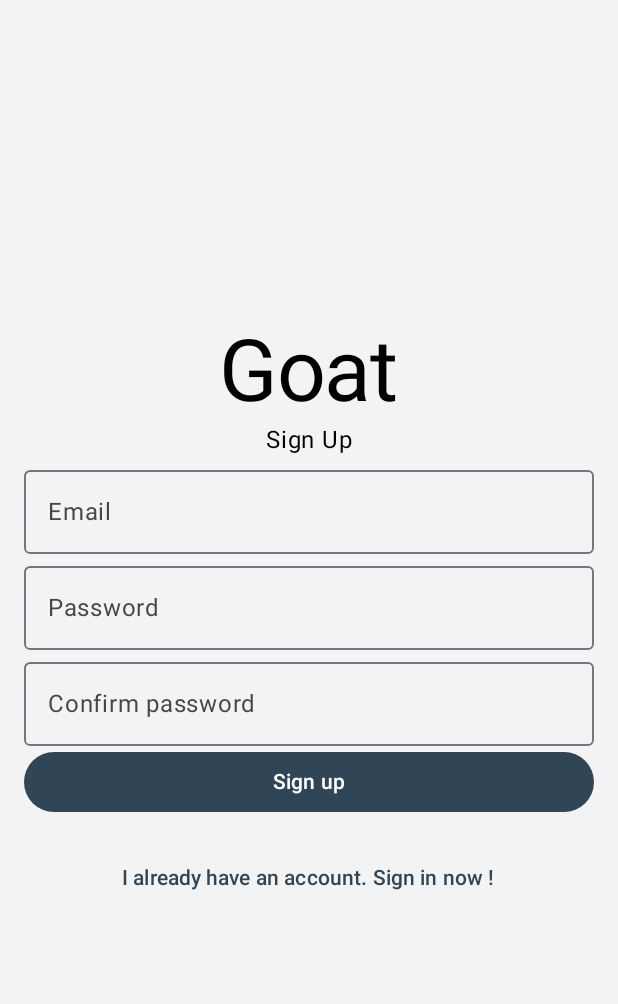
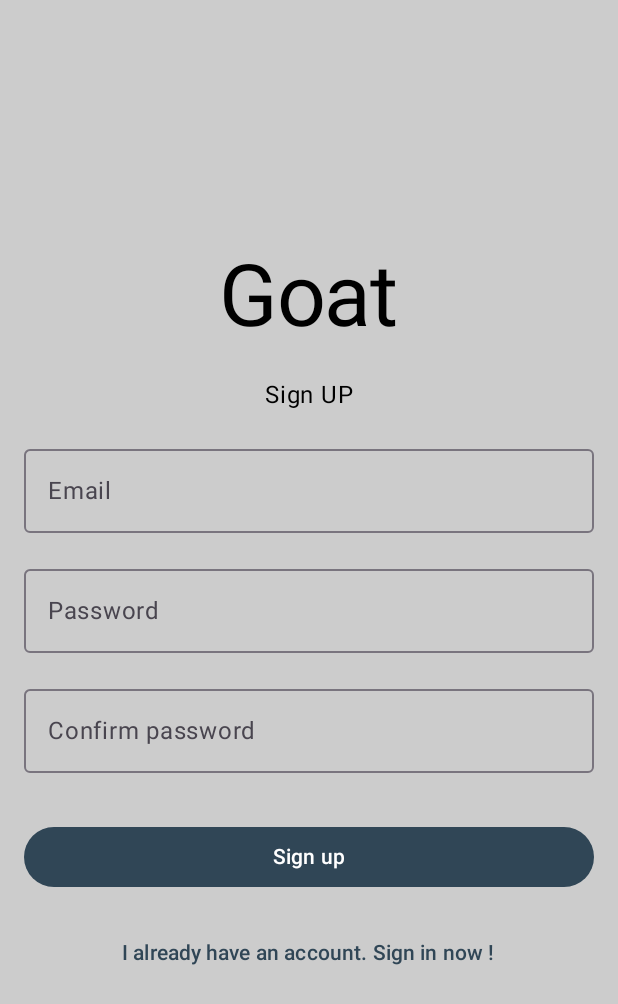
Before and after one commit to Symetheus/GOAT, an Android app built with Jetpack Compose: the screen it shows after launch (MainActivity), after a tap on "I don't have an account yet. Sign up now", on a phone screen of 412 x 824 dp. Shown: the top 1004 px of the screen. Run offline under Robolectric (Android 15) with nearby library versions, the phone set to English and light mode, and no system bars; our stand-ins replace Dagger/Hilt's generated code, Firebase (no records; nobody signed in at launch, a user with empty details on screens opened directly), Timber.

Commit message:
[US-210][UC-211] Elaborate UI

```diff
--- a/app/src/main/java/com/example/goat/presentation/auth/AuthScreen.kt
+++ b/app/src/main/java/com/example/goat/presentation/auth/AuthScreen.kt
@@ -1,6 +1,7 @@
 package com.example.goat.presentation.auth
 
 import android.annotation.SuppressLint
+import androidx.compose.foundation.background
 import androidx.compose.foundation.layout.Arrangement
 import androidx.compose.foundation.layout.Column
 import androidx.compose.foundation.layout.Spacer
@@ -25,14 +26,12 @@ import androidx.compose.runtime.remember
 import androidx.compose.runtime.setValue
 import androidx.compose.ui.Alignment
 import androidx.compose.ui.Modifier
-import androidx.compose.ui.platform.LocalContext
+import androidx.compose.ui.graphics.Color
 import androidx.compose.ui.text.input.PasswordVisualTransformation
 import androidx.compose.ui.tooling.preview.Preview
 import androidx.compose.ui.unit.dp
 import androidx.hilt.navigation.compose.hiltViewModel
 import androidx.lifecycle.compose.collectAsStateWithLifecycle
-import androidx.navigation.NavController
-import com.example.goat.presentation.Screen
 
 @Composable
 fun AuthScreen(
@@ -66,7 +65,9 @@ fun AuthContent(
             Column(
                 modifier = Modifier
                     .fillMaxSize()
+                    .background(color = Color.LightGray)
                     .padding(16.dp),
+
                 horizontalAlignment = Alignment.CenterHorizontally,
                 verticalArrangement = Arrangement.Center,
             ) {
@@ -107,20 +108,24 @@ fun SignInForm(
     var email by remember { mutableStateOf("") }
     var password by remember { mutableStateOf("") }
 
-    Text(text = "Sign INNNNNN")
+    Text(text = "Sign IN", modifier = Modifier.padding(top = 50.dp))
 
     OutlinedTextField(
         value = email,
         onValueChange = { email = it },
         label = { Text(text = "Email") },
-        modifier = Modifier.fillMaxWidth(),
+        modifier = Modifier
+            .fillMaxWidth()
+            .padding(top = 16.dp, bottom = 16.dp),
     )
 
     OutlinedTextField(
         value = password,
         onValueChange = { password = it },
         label = { Text(text = "Password") },
-        modifier = Modifier.fillMaxWidth(),
+        modifier = Modifier
+            .fillMaxWidth()
+            .padding(bottom = 32.dp),
         visualTransformation = PasswordVisualTransformation(),
     )
 
@@ -165,20 +170,23 @@ fun SignUpForm(
     var password by remember { mutableStateOf("") }
     var passwordConfirmation by remember { mutableStateOf("") }
 
-    Text(text = "Sign Up")
+    Text(text = "Sign UP", modifier = Modifier.padding(top = 20.dp))
 
     OutlinedTextField(
         value = email,
         onValueChange = { email = it },
         label = { Text(text = "Email") },
-        modifier = Modifier.fillMaxWidth(),
+        modifier = Modifier
+            .fillMaxWidth()
+            .padding(top = 16.dp, bottom = 16.dp),
     )
 
     OutlinedTextField(
         value = password,
         onValueChange = { password = it },
         label = { Text(text = "Password") },
-        modifier = Modifier.fillMaxWidth(),
+        modifier = Modifier
+            .fillMaxWidth(),
         visualTransformation = PasswordVisualTransformation(),
     )
 
@@ -186,7 +194,9 @@ fun SignUpForm(
         value = passwordConfirmation,
         onValueChange = { passwordConfirmation = it },
         label = { Text(text = "Confirm password") },
-        modifier = Modifier.fillMaxWidth(),
+        modifier = Modifier
+            .fillMaxWidth()
+            .padding(top = 16.dp, bottom = 32.dp),
         visualTransformation = PasswordVisualTransformation(),
     )
 
```
Also changed, not shown: app/src/main/java/com/example/goat/presentation/contribution_quiz/ContributionQuizScreen.kt (+16 -11 lines), app/src/main/java/com/example/goat/presentation/home/HomeScreen.kt (+24 -11 lines), app/src/main/java/com/example/goat/presentation/player/ListAllPlayer.kt (+9 -9 lines), app/src/main/java/com/example/goat/presentation/profile/UserModify.kt (+24 -18 lines), app/src/main/java/com/example/goat/presentation/profile/UserProfile.kt (+39 -19 lines).
